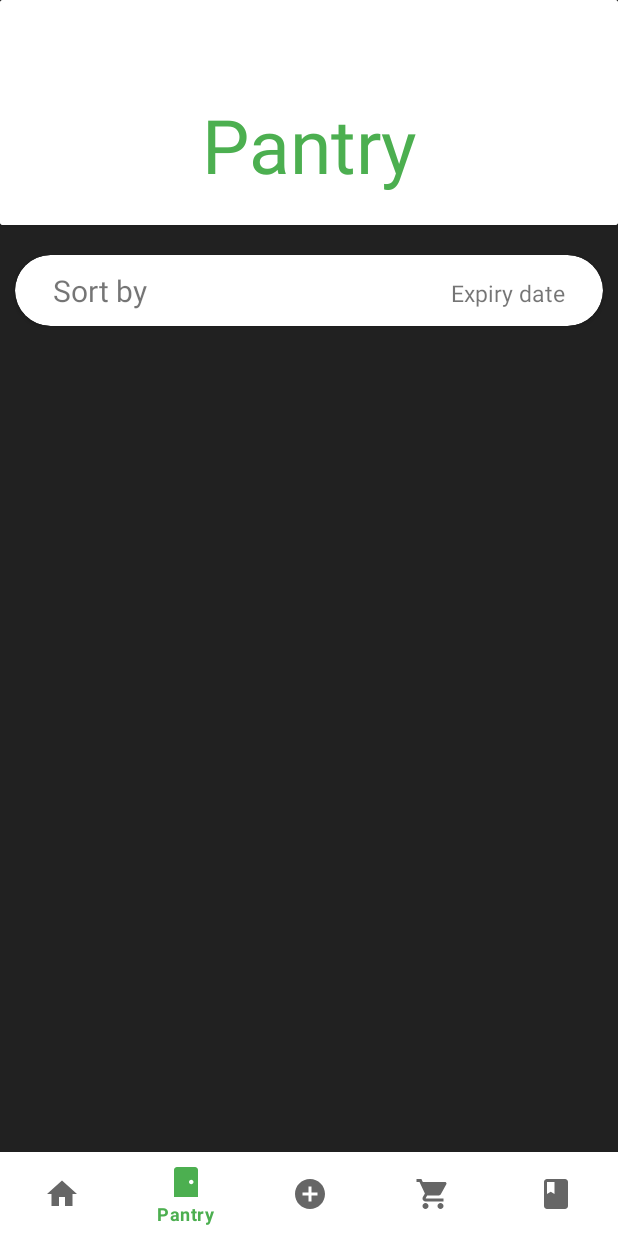
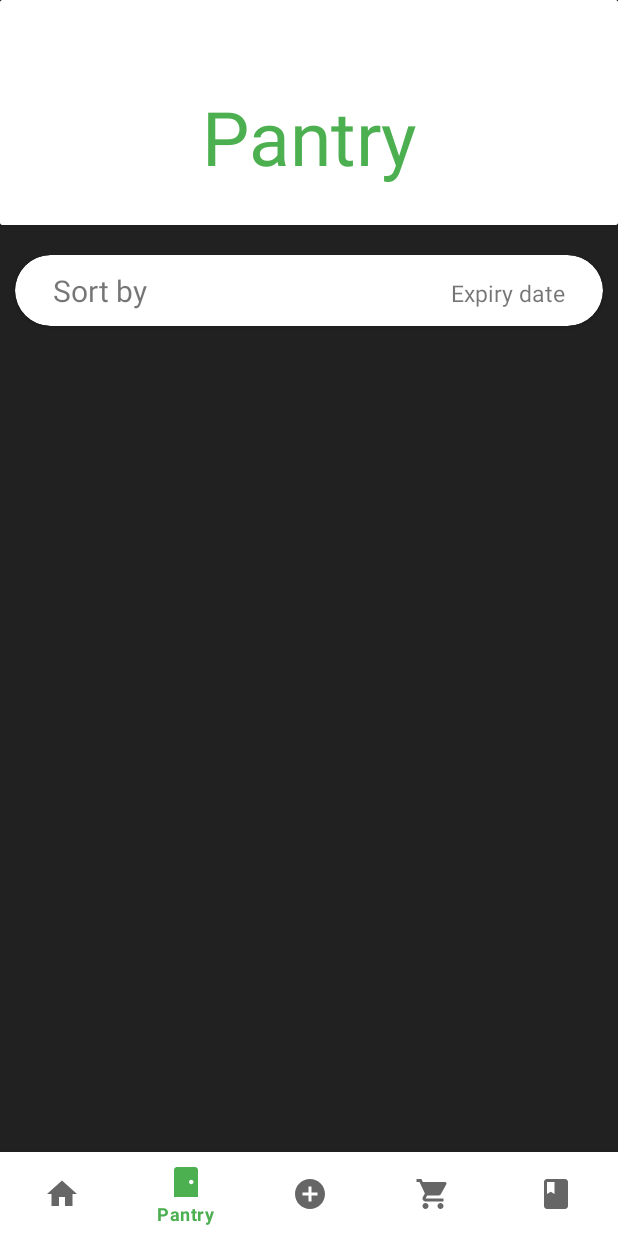
Before and after one commit to SterretjeK/Smart-cupboard-app, an Android app: the screen it shows after launch (MainActivity), item 2 of the bottom bar chosen, on a phone screen of 412 x 824 dp. Run offline under Robolectric (Android 15) with nearby library versions, the phone set to English and light mode, and no system bars.

```diff
--- a/App/app/src/main/res/layout/fragment_pantry.xml
+++ b/App/app/src/main/res/layout/fragment_pantry.xml
@@ -15,20 +15,11 @@
             android:layout_height="match_parent"
             android:background="?attr/colorOnPrimary"
             android:gravity="center|bottom"
-            android:paddingBottom="20dp"
+            android:paddingBottom="25dp"
             android:text="Pantry"
             android:textColor="?attr/colorPrimary"
             android:textSize="50sp" />
     </androidx.cardview.widget.CardView>
-
-    <ScrollView
-        android:layout_width="match_parent"
-        android:layout_height="match_parent">
-
-        <LinearLayout
-            android:layout_width="match_parent"
-            android:layout_height="wrap_content"
-            android:orientation="vertical">
 
     <androidx.cardview.widget.CardView xmlns:card_view="http://schemas.android.com/apk/res-auto"
         android:layout_width="match_parent"
@@ -36,7 +27,7 @@
         android:layout_marginLeft="10dp"
         android:layout_marginTop="20dp"
         android:layout_marginRight="10dp"
-                android:layout_marginBottom="10dp"
+        android:layout_marginBottom="20dp"
         card_view:cardCornerRadius="25dp">
 
         <LinearLayout
@@ -53,7 +44,7 @@
                 android:layout_height="wrap_content"
                 android:gravity="clip_horizontal"
                 android:text="Sort by"
-                        android:textSize="20sp" />
+                android:textSize="20sp"/>
 
             <TextView
                 android:layout_width="match_parent"
@@ -63,6 +54,15 @@
                 android:textSize="15sp" />
         </LinearLayout>
     </androidx.cardview.widget.CardView>
+
+    <ScrollView
+        android:layout_width="match_parent"
+        android:layout_height="match_parent">
+
+        <LinearLayout
+            android:layout_width="match_parent"
+            android:layout_height="wrap_content"
+            android:orientation="vertical">
 
             <androidx.recyclerview.widget.RecyclerView
                 android:id="@+id/pantryList"
--- a/App/app/src/main/res/layout/pantry_cell.xml
+++ b/App/app/src/main/res/layout/pantry_cell.xml
@@ -27,6 +27,7 @@
             android:textSize="20sp"/>
 
         <TextView
+            android:id="@+id/itemDate"
             android:gravity="end"
             android:layout_height="wrap_content"
             android:layout_width="match_parent"
```
Also changed, not shown: App/app/src/main/java/com/example/myapplication/PantryAdapter.java (+19 -3 lines). Lines whose indentation alone changed are shown as unchanged.
